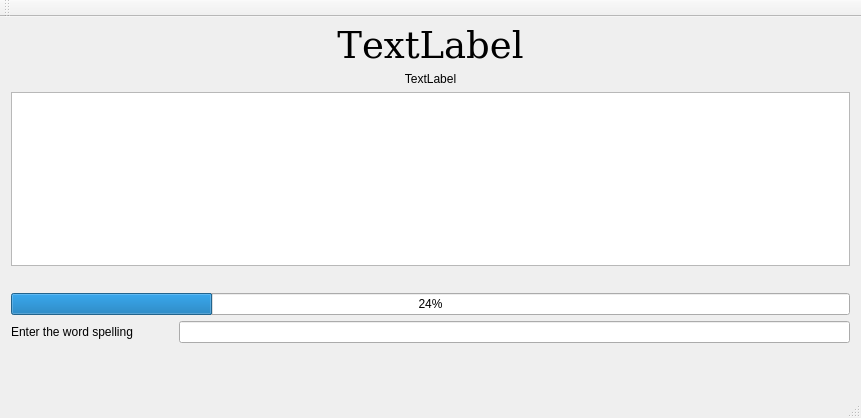
Qt form mainwindow.ui (sameday85/bee-gt5) before a commit.
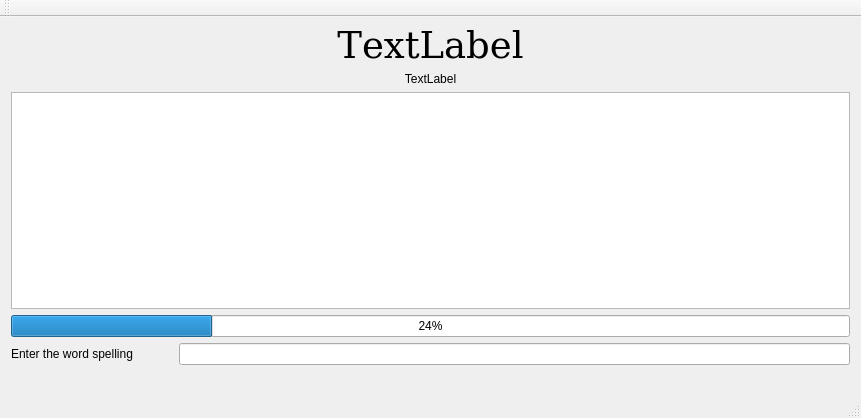
The same form after that commit.

```diff
--- a/mainwindow.ui
+++ b/mainwindow.ui
@@ -80,19 +80,6 @@
     <item>
      <widget class="QTextEdit" name="textEdit"/>
     </item>
-    <item>
-     <spacer name="verticalSpacer_2">
-      <property name="orientation">
-       <enum>Qt::Vertical</enum>
-      </property>
-      <property name="sizeHint" stdset="0">
-       <size>
-        <width>20</width>
-        <height>40</height>
-       </size>
-      </property>
-     </spacer>
-    </item>
     <item>
      <widget class="QProgressBar" name="progressBar">
       <property name="maximumSize">
@@ -143,19 +130,6 @@
       </item>
      </layout>
     </item>
-    <item>
-     <spacer name="verticalSpacer">
-      <property name="orientation">
-       <enum>Qt::Vertical</enum>
-      </property>
-      <property name="sizeHint" stdset="0">
-       <size>
-        <width>20</width>
-        <height>40</height>
-       </size>
-      </property>
-     </spacer>
-    </item>
     <item>
      <widget class="QLabel" name="labelStats">
       <property name="maximumSize">
```
Left out of the diff: 4 changed lines with no effect on the pictures.
